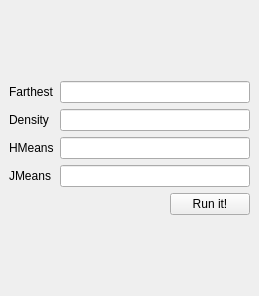
The window that src/gui/RunBatch.ui (wiglot/CCP) describes before a commit, drawn with Qt 5.
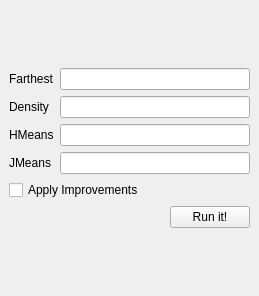
The same window after the commit.

Commit message: Implemented auto improvement. apply both improvement algorithm.

```diff
--- a/src/gui/RunBatch.ui
+++ b/src/gui/RunBatch.ui
@@ -66,7 +66,7 @@
       <item row="3" column="1">
        <widget class="QLineEdit" name="jmeansNum"/>
       </item>
-      <item row="4" column="0" colspan="2">
+      <item row="5" column="0" colspan="2">
        <layout class="QHBoxLayout" name="horizontalLayout">
         <item>
          <spacer name="horizontalSpacer">
@@ -90,6 +90,13 @@
         </item>
        </layout>
       </item>
+      <item row="4" column="0" colspan="2">
+       <widget class="QCheckBox" name="improve">
+        <property name="text">
+         <string>Apply Improvements</string>
+        </property>
+       </widget>
+      </item>
      </layout>
     </item>
    </layout>
```
The commit also changes 11 other files.
